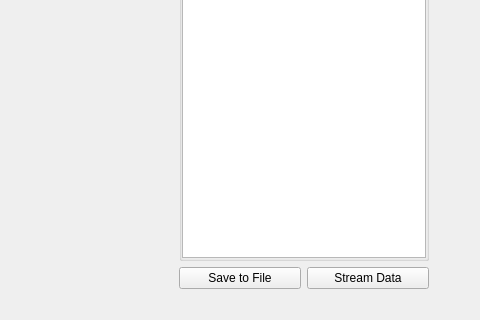
Old version of the form logger.ui in the repository akshaybabloo/DataLogger; both pictures show x 196 to 676 and y 280 to 600 of the 1000 by 600 pixel window.
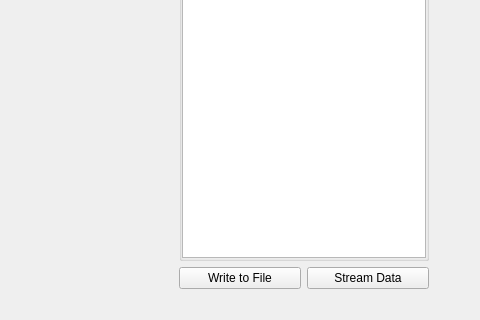
New version of the form.

Diff of the .ui file:
```diff
--- a/logger.ui
+++ b/logger.ui
@@ -68,7 +68,10 @@
            <string/>
           </property>
           <property name="text">
-           <string>Save to File</string>
+           <string>Write to File</string>
+          </property>
+          <property name="checkable">
+           <bool>true</bool>
           </property>
          </widget>
         </item>
```
